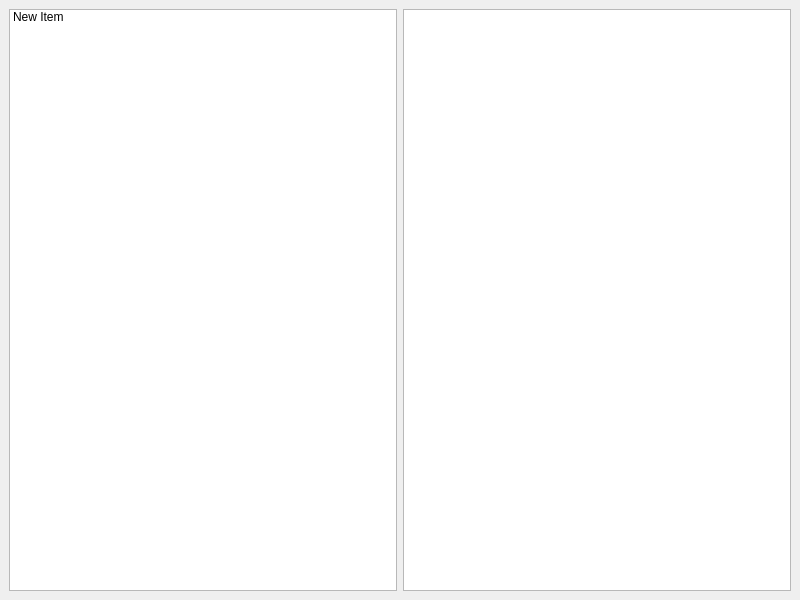
Ensiforum/gl-c-cpp-basecamp-2021-2, file 02_oop/src/SecureChat/client/mainwindow.ui: the form before one commit.
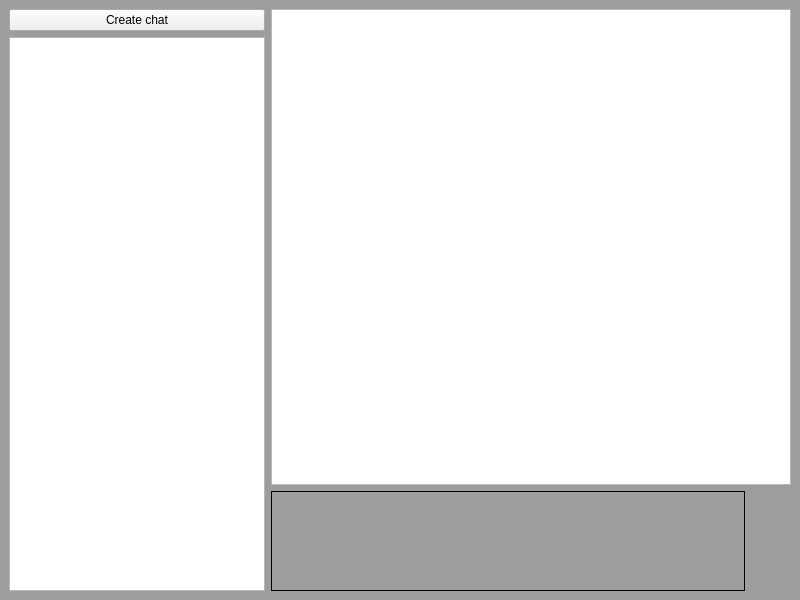
The form after the commit. Icons and pictures are not drawn.

Commit message: Add form chat creating form

```diff
--- a/02_oop/src/SecureChat/client/mainwindow.ui
+++ b/02_oop/src/SecureChat/client/mainwindow.ui
@@ -14,17 +14,95 @@
    <string>MainWindow</string>
   </property>
   <widget class="QWidget" name="centralwidget">
+   <property name="styleSheet">
+    <string notr="true">#centralwidget
+{
+	background-color: rgb(157, 157, 157);
+}</string>
+   </property>
    <layout class="QGridLayout" name="gridLayout">
-    <item row="0" column="1">
-     <widget class="QListWidget" name="listWidget"/>
-    </item>
     <item row="0" column="0">
-     <widget class="QListWidget" name="listWidget_2">
+     <widget class="QPushButton" name="createChatButton">
+      <property name="text">
+       <string>Create chat</string>
+      </property>
+     </widget>
+    </item>
+    <item row="0" column="1" rowspan="2">
+     <layout class="QVBoxLayout" name="verticalLayout">
       <item>
-       <property name="text">
-        <string>New Item</string>
-       </property>
+       <widget class="QListWidget" name="messagesList">
+        <property name="sizePolicy">
+         <sizepolicy hsizetype="MinimumExpanding" vsizetype="MinimumExpanding">
+          <horstretch>0</horstretch>
+          <verstretch>0</verstretch>
+         </sizepolicy>
+        </property>
+       </widget>
       </item>
+      <item>
+       <layout class="QHBoxLayout" name="horizontalLayout">
+        <item>
+         <widget class="QTextEdit" name="messageTextEdit">
+          <property name="sizePolicy">
+           <sizepolicy hsizetype="Expanding" vsizetype="Fixed">
+            <horstretch>0</horstretch>
+            <verstretch>0</verstretch>
+           </sizepolicy>
+          </property>
+          <property name="maximumSize">
+           <size>
+            <width>16777215</width>
+            <height>100</height>
+           </size>
+          </property>
+          <property name="autoFillBackground">
+           <bool>false</bool>
+          </property>
+          <property name="styleSheet">
+           <string notr="true">#messageTextEdit
+{
+	border: 1px solid black;
+	background-color: transparent;
+}</string>
+          </property>
+         </widget>
+        </item>
+        <item>
+         <widget class="QPushButton" name="sendMessageButton">
+          <property name="focusPolicy">
+           <enum>Qt::TabFocus</enum>
+          </property>
+          <property name="text">
+           <string/>
+          </property>
+          <property name="icon">
+           <iconset resource="res.qrc">
+            <normaloff>:/icons/send.png</normaloff>:/icons/send.png</iconset>
+          </property>
+          <property name="iconSize">
+           <size>
+            <width>30</width>
+            <height>30</height>
+           </size>
+          </property>
+          <property name="flat">
+           <bool>true</bool>
+          </property>
+         </widget>
+        </item>
+       </layout>
+      </item>
+     </layout>
+    </item>
+    <item row="1" column="0">
+     <widget class="QListWidget" name="chatsList">
+      <property name="sizePolicy">
+       <sizepolicy hsizetype="Maximum" vsizetype="Expanding">
+        <horstretch>0</horstretch>
+        <verstretch>0</verstretch>
+       </sizepolicy>
+      </property>
      </widget>
     </item>
    </layout>
```
Left out of the diff: 4 changed lines with no effect on the pictures. The commit also changes 5 other files.
